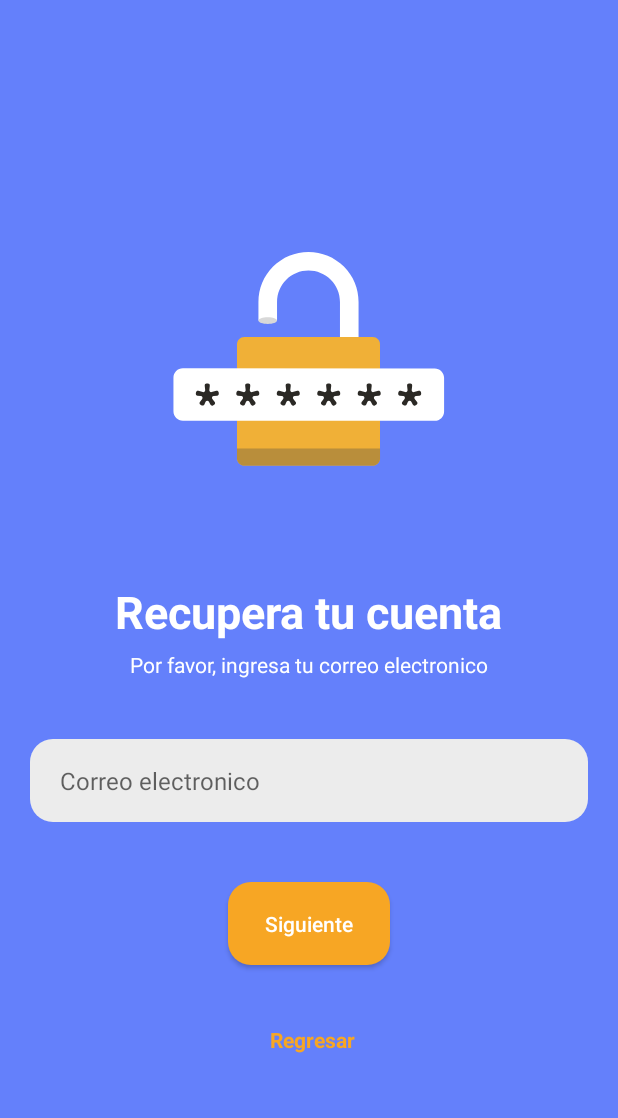
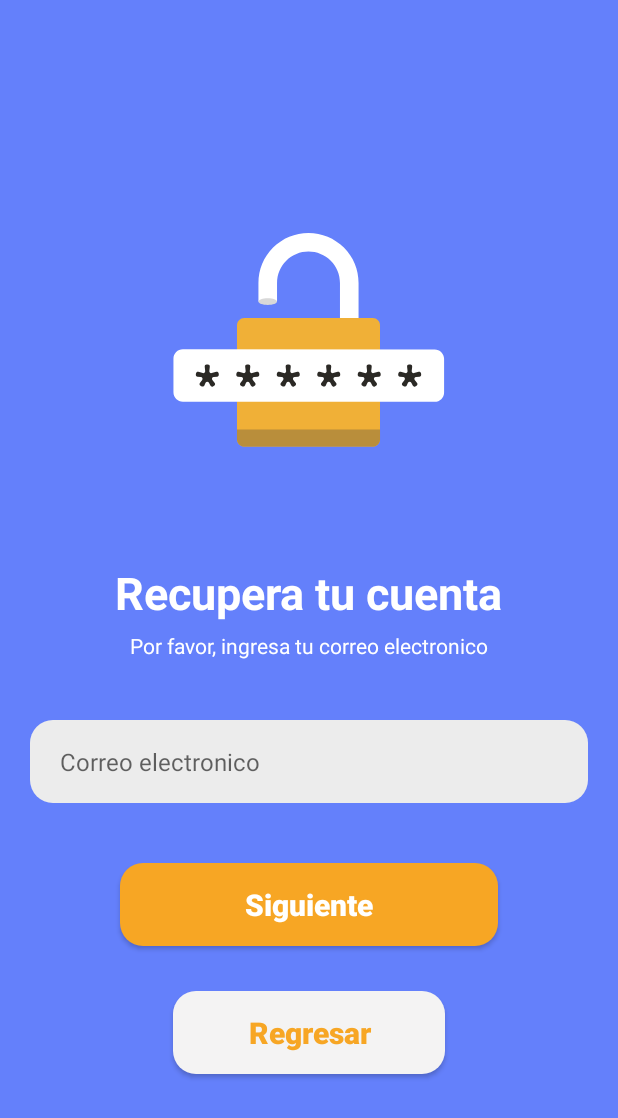
Before and after one commit to Nestor-DS/FindApp, an Android app: the RecoverPassword screen opened directly, with no data from a screen before it, on a phone screen of 412 x 824 dp. Shown: the top 1118 px of the screen. Run offline under Robolectric (Android 15) with nearby library versions, the phone set to English and light mode, and no system bars.

Commit message:
Actualizacion de colores

```diff
--- a/app/src/main/res/layout/activity_recover_password2.xml
+++ b/app/src/main/res/layout/activity_recover_password2.xml
@@ -53,33 +53,33 @@
 
     <androidx.appcompat.widget.AppCompatButton
         android:id="@+id/BtnSig"
-        android:layout_width="108dp"
+        android:layout_width="match_parent"
         android:layout_height="55dp"
-        android:layout_marginStart="20dp"
+        android:layout_marginStart="80dp"
         android:layout_marginTop="40dp"
-        android:layout_marginEnd="20dp"
+        android:layout_marginEnd="80dp"
         android:background="@drawable/background_btn_primary"
         android:text="Siguiente"
+        android:textSize="20dp"
+        android:textStyle="bold"
         android:textAllCaps="false"
         android:textColor="@color/white" />
 
-    <LinearLayout
-        android:layout_width="wrap_content"
-        android:layout_height="wrap_content"
-        android:layout_marginTop="40dp"
-        android:gravity="center"
-        android:orientation="horizontal">
+    <androidx.appcompat.widget.AppCompatButton
+        android:id="@+id/Regresar"
+        android:layout_width="match_parent"
+        android:layout_height="55dp"
+        android:layout_marginStart="115dp"
+        android:layout_marginTop="30dp"
+        android:layout_marginEnd="115dp"
+        android:background="@drawable/background_btn_primary2"
+        android:onClick="clickBtnRegister"
+        android:text="Regresar"
+        android:textAllCaps="false"
+        android:textColor="@color/primary"
+        android:textSize="20dp"
+        android:textStyle="bold" />
 
-        <TextView
-            android:id="@+id/Regresar"
-            android:layout_width="wrap_content"
-            android:layout_height="match_parent"
-            android:layout_marginStart="5dp"
-            android:onClick="clickBtnRegister"
-            android:text="Regresar"
-            android:textColor="@color/primary"
-            android:textStyle="bold" />
 
-    </LinearLayout>
 
 </LinearLayout>
--- a/build.gradle
+++ b/build.gradle
@@ -1,6 +1,6 @@
 // Top-level build file where you can add configuration options common to all sub-projects/modules.
 plugins {
-    id 'com.android.application' version '7.4.2' apply false
-    id 'com.android.library' version '7.4.2' apply false
+    id 'com.android.application' version '8.0.2' apply false
+    id 'com.android.library' version '8.0.2' apply false
     id 'org.jetbrains.kotlin.android' version '1.9.0-Beta' apply false
 }
--- a/gradle.properties
+++ b/gradle.properties
@@ -21,3 +21,5 @@ kotlin.code.style=official
 # resources declared in the library itself and none from the library's dependencies,
 # thereby reducing the size of the R class for that library
 android.nonTransitiveRClass=true
+android.defaults.buildfeatures.buildconfig=true
+android.nonFinalResIds=false
```
Also changed, not shown: gradle/wrapper/gradle-wrapper.properties.
